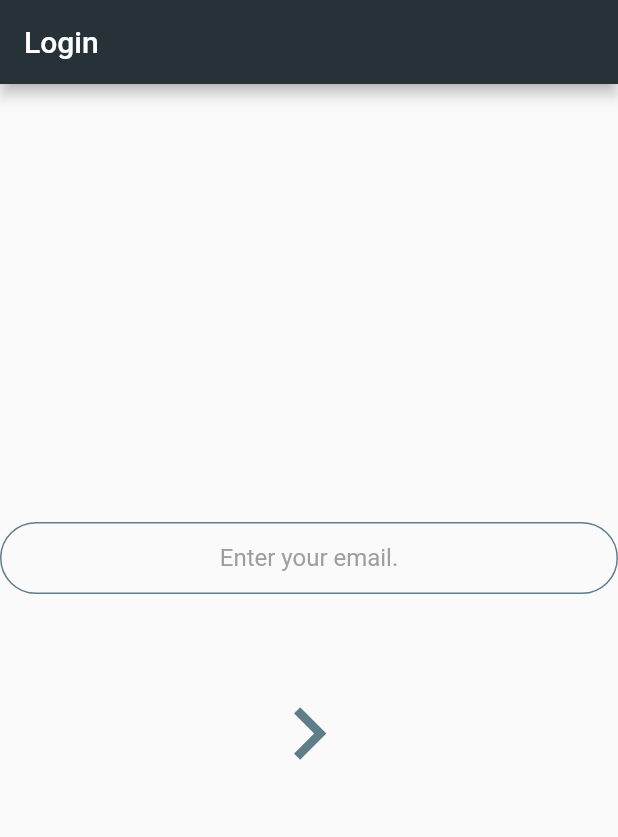
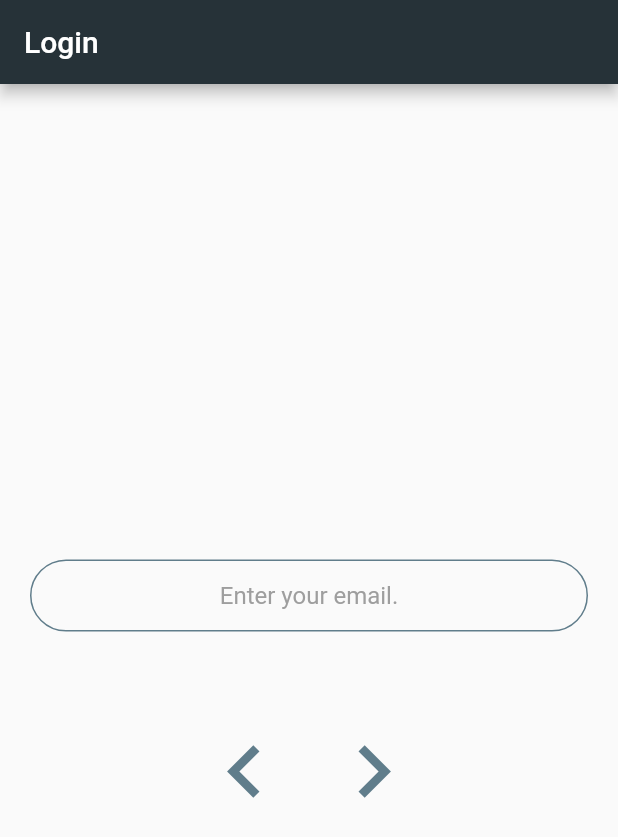
Before and after one commit to naveen-verma-TTN/auto_route_sample, a Flutter app: the screen it shows after launch, item 2 of the bottom bar chosen, after a tap on "Login", on a phone screen of 412 x 824 dp. Shown: the top 837 px of the screen. Run offline on Flutter 3.47's test engine with Material 2 defaults, Android fonts, the phone set to English and light mode, and no system bars; our stand-ins replace auto_route, bloc, flutter_bloc, salomon_bottom_bar.

Commit message:
updated code: Added auth and guard code

```diff
--- a/lib/auth/email_page.dart
+++ b/lib/auth/email_page.dart
@@ -1,3 +1,4 @@
+import 'package:auto_route/auto_route.dart';
 import 'package:auto_route_sample/constants/app_constants.dart';
 import 'package:flutter/material.dart';
 
@@ -22,14 +23,26 @@ class EmailPage extends StatelessWidget {
       body: Column(
         mainAxisAlignment: MainAxisAlignment.center,
         children: [
-          TextField(
+          Padding(
+            padding:
+                const EdgeInsets.symmetric(horizontal: 20.0, vertical: 50.0),
+            child: TextField(
               controller: _emailController,
               textAlign: TextAlign.center,
               decoration:
                   kCustomInputDecorator.copyWith(hintText: "Enter your email."),
             ),
-          const SizedBox(
-            height: 50.0,
+          ),
+          Row(
+            mainAxisAlignment: MainAxisAlignment.center,
+            children: [
+              IconButton(
+                onPressed: () => context.router.pop(),
+                iconSize: 70.0,
+                color: Colors.blueGrey,
+                icon: const Icon(
+                  Icons.navigate_before,
+                ),
               ),
               IconButton(
                 onPressed: () => onNext.call(_emailController.text),
@@ -38,7 +51,9 @@ class EmailPage extends StatelessWidget {
                 icon: const Icon(
                   Icons.navigate_next,
                 ),
-          )
+              ),
+            ],
+          ),
         ],
       ),
     );
--- a/lib/constants/app_constants.dart
+++ b/lib/constants/app_constants.dart
@@ -20,3 +20,37 @@ const kCustomInputDecorator = InputDecoration(
     borderRadius: BorderRadius.all(Radius.circular(32.0)),
   ),
 );
+
+class CustomOutlineButton extends StatelessWidget {
+  const CustomOutlineButton(
+      {Key? key, required this.title, required this.onTap})
+      : super(key: key);
+
+  final String title;
+  final Function onTap;
+
+  @override
+  Widget build(BuildContext context) {
+    return OutlinedButton(
+      onPressed: () => onTap.call(),
+      style: OutlinedButton.styleFrom(
+        backgroundColor: Colors.green,
+        maximumSize: const Size(200.0, 100.0),
+        shape: const StadiumBorder(),
+      ),
+      child: ListTile(
+        leading: const Icon(
+          Icons.login,
+          color: Colors.white,
+        ),
+        title: Text(
+          title,
+          style: const TextStyle(
+            color: Colors.white,
+            fontWeight: FontWeight.w700,
+          ),
+        ),
+      ),
+    );
+  }
+}
--- a/lib/main.dart
+++ b/lib/main.dart
@@ -1,14 +1,22 @@
+import 'package:auto_route/auto_route.dart';
 import 'package:auto_route_sample/routes/router_with_nested_routes.gr.dart';
+import 'package:auto_route_sample/users/user_guard.dart';
 import 'package:flutter/material.dart';
 
-void main() => runApp(AppWidget());
+void main() => runApp(const AppWidget());
 
-class AppWidget extends StatelessWidget {
-  AppWidget({Key? key}) : super(key: key);
+class AppWidget extends StatefulWidget {
+  const AppWidget({Key? key}) : super(key: key);
 
+  @override
+  State<AppWidget> createState() => _AppWidgetState();
+}
+
+class _AppWidgetState extends State<AppWidget> {
   // final _appRouter = SimpleRoute();
+  var isLoggedIn = true;
 
-  final _appRouter = AppRouterWithNav();
+  final _appRouter = AppRouterWithNav(userGuard: UserGuard());
 
   @override
   Widget build(BuildContext context) {
@@ -19,5 +27,35 @@ class AppWidget extends StatelessWidget {
       routerDelegate: _appRouter.delegate(),
       routeInformationParser: _appRouter.defaultRouteParser(),
     );
+
+    return MaterialApp.router(
+        routerDelegate: AutoRouterDelegate.declarative(
+          _appRouter,
+          routes: (_) => [
+            // if the user is logged in, they may proceed to the main App
+            if (isLoggedIn)
+              const HomeRouteWithNav()
+            // if they are not logged in, bring them to the Login page
+            else
+              LoginWrapperRoute(
+                onLogin: (isLoggedIn) => onResult(context, isLoggedIn),
+              ),
+          ],
+        ),
+        routeInformationParser:
+            _appRouter.defaultRouteParser(includePrefixMatches: true));
+  }
+
+  onResult(BuildContext context, bool isSuccess) {
+    String mesg;
+    if (isSuccess) {
+      mesg = 'LoggedIn successfully';
+      setState(() {
+        isLoggedIn = true;
+      });
+    } else {
+      mesg = 'Login failed';
+    }
+    print(mesg);
   }
 }
--- a/lib/users/users_page.dart
+++ b/lib/users/users_page.dart
@@ -1,4 +1,5 @@
 import 'package:auto_route/auto_route.dart';
+import 'package:auto_route_sample/constants/app_constants.dart';
 import 'package:auto_route_sample/data/app_data.dart';
 import 'package:auto_route_sample/routes/router_with_nested_routes.gr.dart';
 import 'package:flutter/material.dart';
@@ -26,8 +27,9 @@ class UsersPage extends StatelessWidget {
                   ),
                 ),
               ),
-            OutlinedButton(
-              onPressed: () {
+            CustomOutlineButton(
+                title: 'Login',
+                onTap: () {
                   context.router.root.push(LoginWrapperRoute(onLogin: (result) {
                     String mesg;
                     if (result) {
@@ -35,8 +37,7 @@ class UsersPage extends StatelessWidget {
                     } else {
                       mesg = 'Login failed';
                     }
-                  ScaffoldMessenger.of(context).showSnackBar(
-                    SnackBar(
+                    ScaffoldMessenger.of(context).showSnackBar(SnackBar(
                       content: Text(
                         mesg,
                         style: const TextStyle(
@@ -44,29 +45,9 @@ class UsersPage extends StatelessWidget {
                           fontWeight: FontWeight.w700,
                         ),
                       ),
-                    ),
-                  );
+                    ));
                   }));
-              },
-              style: OutlinedButton.styleFrom(
-                backgroundColor: Colors.green,
-                maximumSize: const Size(200.0, 100.0),
-                shape: const StadiumBorder(),
-              ),
-              child: const ListTile(
-                leading: Icon(
-                  Icons.login,
-                  color: Colors.white,
-                ),
-                title: Text(
-                  'Login',
-                  style: TextStyle(
-                    color: Colors.white,
-                    fontWeight: FontWeight.w700,
-                  ),
-                ),
-              ),
-            )
+                }),
           ],
         ),
       ),
```
Also changed, not shown: lib/auth/login_wrapper.dart (+5 -3 lines), lib/auth/password_page.dart (+9 -10 lines), lib/routes/router_with_nested_routes.dart (+7 -0 lines), lib/users/invaild_user_page.dart (added, +36 -0 lines), lib/users/user_guard.dart (added, +18 -0 lines), lib/routes/router_with_nested_routes.gr.dart. Lines whose indentation alone changed are shown as unchanged.
